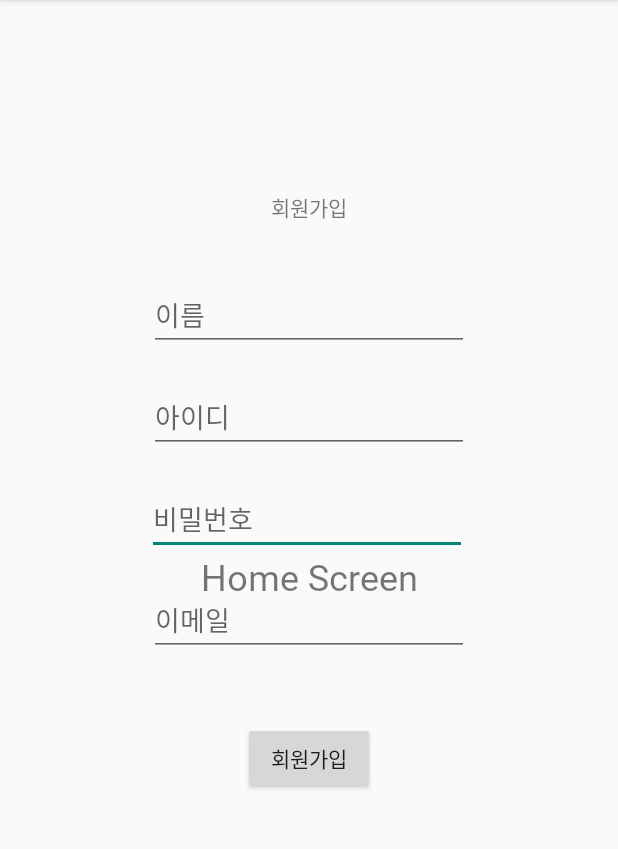
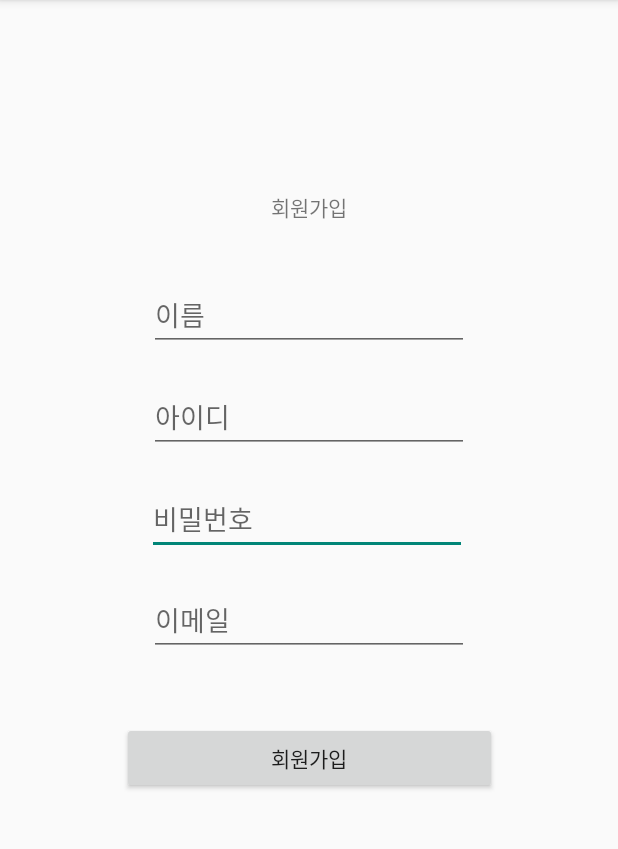
Before and after one commit to ildangazo-health/please2, an Android app: the JoinActivity screen opened directly, with no data from a screen before it, on a phone screen of 412 x 824 dp, the part 84-933 px from its top. Run offline under Robolectric (Android 15) with nearby library versions, the phone set to English and light mode, and no system bars.

Commit message:
버튼크기조정

```diff
--- a/app/src/main/res/layout/home.xml
+++ b/app/src/main/res/layout/home.xml
@@ -11,7 +11,7 @@
         android:layout_width="wrap_content"
         android:layout_height="wrap_content"
         android:text="CheckMate"
-        android:textSize="24sp"
+        android:textSize="35sp"
         android:textColor="#000000"
         android:fontFamily="@font/cafe24surround"
         app:layout_constraintBottom_toTopOf="@+id/button_login"
@@ -22,7 +22,7 @@
 
     <android.widget.Button
         android:id="@+id/button_login"
-        android:layout_width="wrap_content"
+        android:layout_width="250dp"
         android:layout_height="wrap_content"
         android:text="로그인"
         app:layout_constraintBottom_toTopOf="@+id/button_join"
@@ -34,7 +34,7 @@
 
     <android.widget.Button
         android:id="@+id/button_join"
-        android:layout_width="wrap_content"
+        android:layout_width="250dp"
         android:layout_height="wrap_content"
         android:text="회원가입"
         app:layout_constraintBottom_toBottomOf="parent"
--- a/app/src/main/res/layout/join.xml
+++ b/app/src/main/res/layout/join.xml
@@ -5,17 +5,6 @@
     android:layout_width="match_parent"
     android:layout_height="match_parent"
     tools:context=".HomeActivity">
-
-    <TextView
-        android:id="@+id/textViewHome"
-        android:layout_width="wrap_content"
-        android:layout_height="wrap_content"
-        android:text="Home Screen"
-        android:textSize="24sp"
-        app:layout_constraintBottom_toBottomOf="parent"
-        app:layout_constraintEnd_toEndOf="parent"
-        app:layout_constraintStart_toStartOf="parent"
-        app:layout_constraintTop_toTopOf="parent" />
 
     <TextView
         android:id="@+id/textView"
@@ -56,7 +45,7 @@
 
     <android.widget.Button
         android:id="@+id/button_join"
-        android:layout_width="wrap_content"
+        android:layout_width="250dp"
         android:layout_height="wrap_content"
         android:layout_marginTop="44dp"
         android:text="회원가입"
--- a/app/src/main/res/layout/login.xml
+++ b/app/src/main/res/layout/login.xml
@@ -34,7 +34,7 @@
 
     <android.widget.Button
         android:id="@+id/button_login"
-        android:layout_width="wrap_content"
+        android:layout_width="250dp"
         android:layout_height="wrap_content"
         android:layout_marginTop="48dp"
         android:text="로그인"
--- a/app/src/main/res/layout/main.xml
+++ b/app/src/main/res/layout/main.xml
@@ -29,7 +29,7 @@
 
     <android.widget.Button
         android:id="@+id/button_map"
-        android:layout_width="wrap_content"
+        android:layout_width="300dp"
         android:layout_height="wrap_content"
         android:text="지도"
         app:layout_constraintTop_toBottomOf="@+id/AppName"
@@ -39,7 +39,7 @@
 
     <android.widget.Button
         android:id="@+id/button_check"
-        android:layout_width="wrap_content"
+        android:layout_width="300dp"
         android:layout_height="wrap_content"
         android:text="생활 건강 체크리스트"
         app:layout_constraintTop_toBottomOf="@+id/button_map"
@@ -49,7 +49,7 @@
 
     <android.widget.Button
         android:id="@+id/button_checkup_list"
-        android:layout_width="wrap_content"
+        android:layout_width="300dp"
         android:layout_height="wrap_content"
         android:text="건강검진내역"
         app:layout_constraintTop_toBottomOf="@+id/button_check"
```
